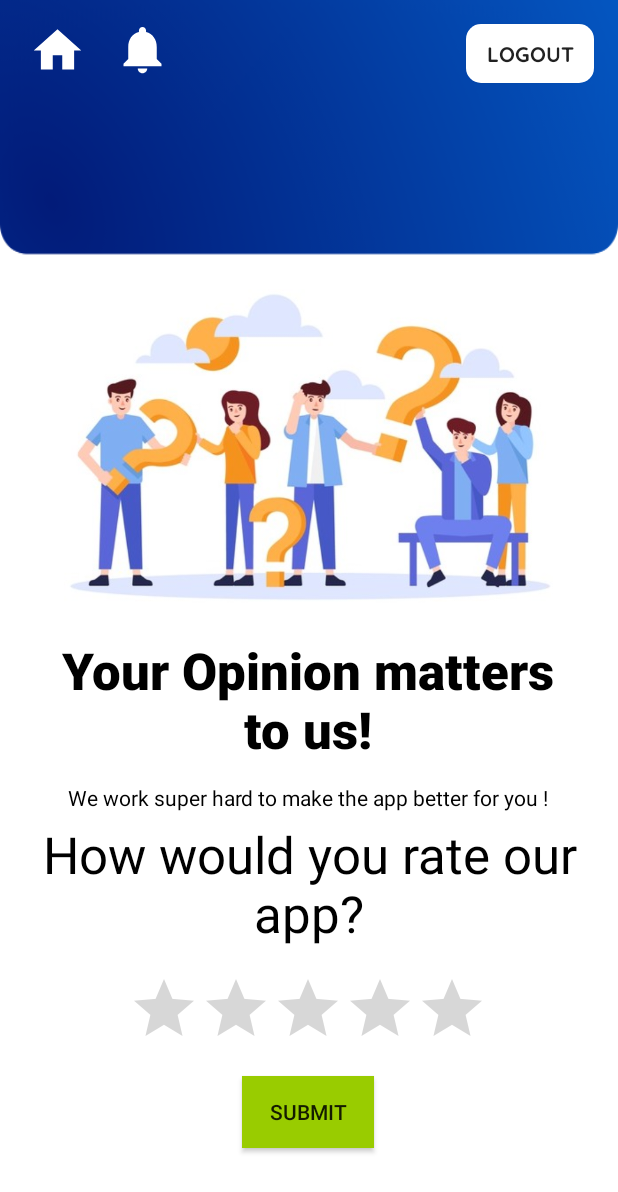
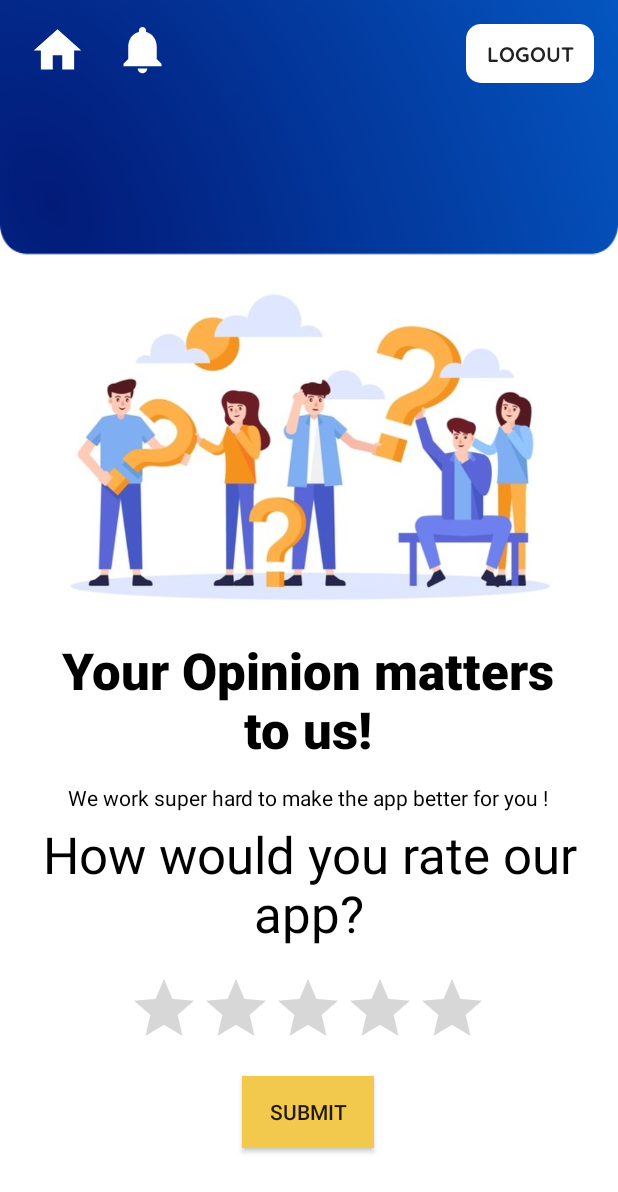
Before and after one commit to YuvinR/UEE_SL_Cricket, an Android app: the rate_us screen opened directly, with no data from a screen before it, on a phone screen of 412 x 824 dp. Shown: the top 1192 px of the screen. Run offline under Robolectric (Android 15) with nearby library versions, the phone set to English and light mode, and no system bars; our stand-ins replace Firebase (no records; nobody signed in at launch, a user with empty details on screens opened directly); Roboto replaces fonts that are not available here.

Commit message:
Button Color Changed

```diff
--- a/app/src/main/res/layout/activity_rate_us.xml
+++ b/app/src/main/res/layout/activity_rate_us.xml
@@ -87,13 +87,14 @@
         app:layout_constraintHorizontal_bias="0.497"
         app:layout_constraintStart_toStartOf="parent"
         app:layout_constraintTop_toTopOf="parent"
-        app:layout_constraintVertical_bias="0.846" />
+        app:layout_constraintVertical_bias="0.846"
+        />
 
     <Button
         android:id="@+id/btn_submit"
         android:layout_width="wrap_content"
         android:layout_height="wrap_content"
-        android:background="@android:color/holo_green_light"
+        android:background="@color/lightYellow"
         android:text="Submit"
         app:layout_constraintBottom_toBottomOf="parent"
         app:layout_constraintEnd_toEndOf="parent"
```
